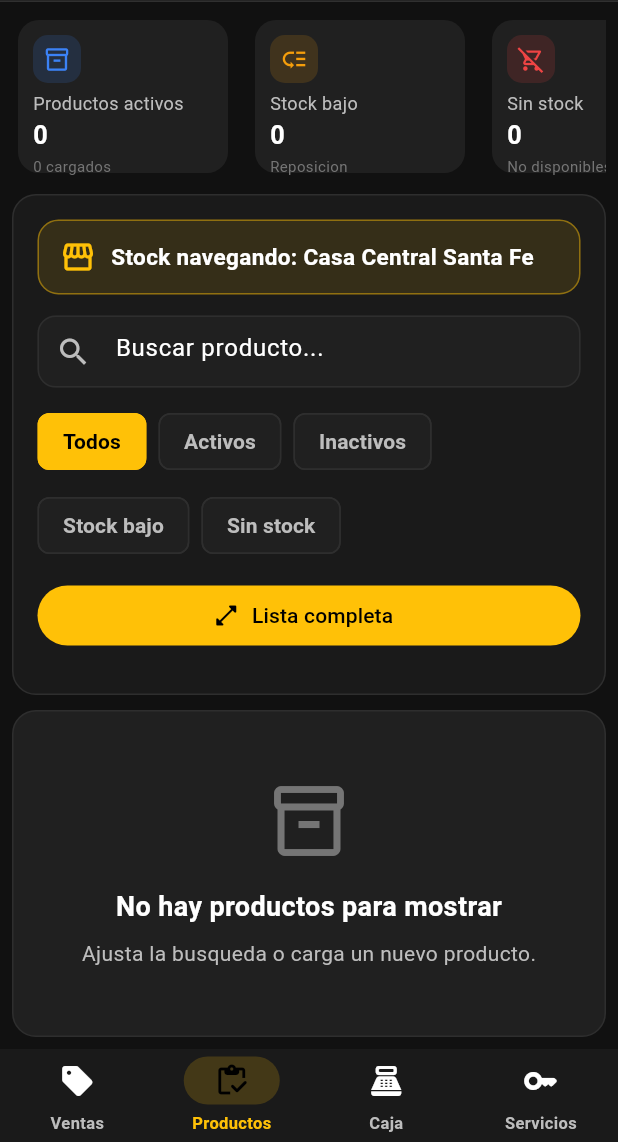
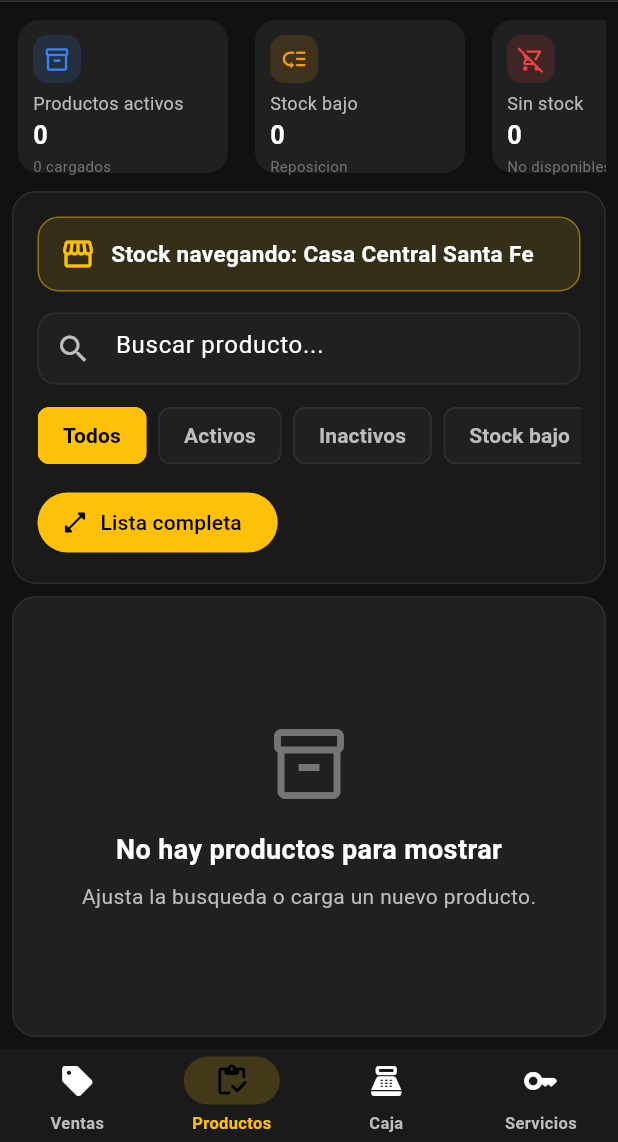
Before and after one commit to proyectomaxtc/proyecto-max-erp, a Flutter app: the MainLayout screen opened directly, item 2 of the bottom bar chosen, on a phone screen of 412 x 824 dp, the part 94-1236 px from its top. Run offline on Flutter 3.47's test engine with Material 3 defaults, Android fonts, the light colour scheme and no system bars; our stand-ins replace flutter_riverpod, go_router, hive, hive_flutter, pdf, shared_preferences and 1 more; missing offline and left inert: dart:html, file_selector; accounts and stored records are empty.

Commit message:
Mejorar busquedas y vista de productos

```diff
--- a/lib/features/productos/pages/productos_page.dart
+++ b/lib/features/productos/pages/productos_page.dart
@@ -52,9 +52,9 @@ class _ProductosPageState extends ConsumerState<ProductosPage> {
             crossAxisAlignment: CrossAxisAlignment.start,
             children: [
               const ProductoSummary(),
-              SizedBox(height: compact ? 10 : 20),
+              SizedBox(height: compact ? 8 : 12),
               const ProductoHeader(),
-              SizedBox(height: compact ? 10 : 20),
+              SizedBox(height: compact ? 8 : 12),
               const Expanded(child: ProductoTable()),
             ],
           ),
--- a/lib/features/productos/widgets/producto_header.dart
+++ b/lib/features/productos/widgets/producto_header.dart
@@ -95,20 +95,31 @@ class ProductoHeader extends ConsumerWidget {
                   crossAxisAlignment: CrossAxisAlignment.stretch,
                   children: [
                     const ProductoSearch(),
-                    const SizedBox(height: 12),
-                    Wrap(spacing: 8, runSpacing: 8, children: filtros),
-                    const SizedBox(height: 12),
+                    const SizedBox(height: 10),
+                    SingleChildScrollView(
+                      scrollDirection: Axis.horizontal,
+                      child: Row(
+                        children: filtros
+                            .map(
+                              (filtro) => Padding(
+                                padding: const EdgeInsets.only(right: 8),
+                                child: filtro,
+                              ),
+                            )
+                            .toList(),
+                      ),
+                    ),
+                    const SizedBox(height: 10),
+                    Wrap(
+                      spacing: 8,
+                      runSpacing: 8,
+                      children: [
                         FilledButton.icon(
                           onPressed: () => _abrirListaCompleta(context),
                           icon: const Icon(Icons.open_in_full_rounded),
                           label: const Text("Lista completa"),
                         ),
-                    const SizedBox(height: 12),
-                    if (esPropietario)
-                      Wrap(
-                        spacing: 10,
-                        runSpacing: 10,
-                        children: [
+                        if (esPropietario) ...[
                           OutlinedButton.icon(
                             onPressed: () => _abrirActualizadorLlaves(context),
                             icon: const Icon(Icons.key_outlined),
@@ -120,19 +131,39 @@ class ProductoHeader extends ConsumerWidget {
                             label: const Text("Importar lista"),
                           ),
                         ],
+                      ],
                     ),
                   ],
                 )
-              : Row(
+              : Column(
                   children: [
-                    const Expanded(flex: 2, child: ProductoSearch()),
+                    Row(
+                      children: [
+                        const Expanded(flex: 3, child: ProductoSearch()),
                         const SizedBox(width: 16),
                         Expanded(
-                      flex: 3,
-                      child: Wrap(spacing: 8, runSpacing: 8, children: filtros),
+                          flex: 5,
+                          child: SingleChildScrollView(
+                            scrollDirection: Axis.horizontal,
+                            child: Row(
+                              children: filtros
+                                  .map(
+                                    (filtro) => Padding(
+                                      padding: const EdgeInsets.only(right: 8),
+                                      child: filtro,
+                                    ),
+                                  )
+                                  .toList(),
+                            ),
+                          ),
+                        ),
+                      ],
                     ),
                     if (esPropietario) ...[
-                      const SizedBox(width: 16),
+                      const SizedBox(height: 12),
+                      Row(
+                        mainAxisAlignment: MainAxisAlignment.end,
+                        children: [
                           FilledButton.icon(
                             icon: const Icon(Icons.add),
                             label: const Text("Nuevo Producto"),
@@ -155,6 +186,8 @@ class ProductoHeader extends ConsumerWidget {
                             icon: const Icon(Icons.upload_file_outlined),
                             label: const Text("Importar lista"),
                             onPressed: () => _abrirImportadorLista(context),
+                          ),
+                        ],
                       ),
                     ],
                   ],
--- a/lib/features/productos/widgets/producto_summary.dart
+++ b/lib/features/productos/widgets/producto_summary.dart
@@ -97,7 +97,7 @@ class ProductoSummary extends ConsumerWidget {
         final tarjetas = [
           SizedBox(
             width: anchoTarjeta,
-            height: compacto ? 136 : 148,
+            height: compacto ? 102 : 98,
             child: KpiCard(
               title: "Productos activos",
               value: activos.toString(),
@@ -108,7 +108,7 @@ class ProductoSummary extends ConsumerWidget {
           ),
           SizedBox(
             width: anchoTarjeta,
-            height: compacto ? 136 : 148,
+            height: compacto ? 102 : 98,
             child: KpiCard(
               title: "Stock bajo",
               value: stockBajo.toString(),
@@ -119,7 +119,7 @@ class ProductoSummary extends ConsumerWidget {
           ),
           SizedBox(
             width: anchoTarjeta,
-            height: compacto ? 136 : 148,
+            height: compacto ? 102 : 98,
             child: KpiCard(
               title: "Sin stock",
               value: sinStock.toString(),
@@ -130,7 +130,7 @@ class ProductoSummary extends ConsumerWidget {
           ),
           SizedBox(
             width: anchoTarjeta,
-            height: compacto ? 136 : 148,
+            height: compacto ? 102 : 98,
             child: KpiCard(
               title: esPropietario ? "Valor inventario" : "Disponibles",
               value: esPropietario
@@ -152,7 +152,7 @@ class ProductoSummary extends ConsumerWidget {
         }
 
         return SizedBox(
-          height: 148,
+          height: 98,
           child: Row(
             children: [
               for (var index = 0; index < tarjetas.length; index++) ...[
```
Also changed, not shown: lib/features/ventas/widgets/venta_form.dart (+100 -14 lines), lib/shared/widgets/navigation/top_bar.dart (+25 -8 lines). Lines whose indentation alone changed are shown as unchanged.
